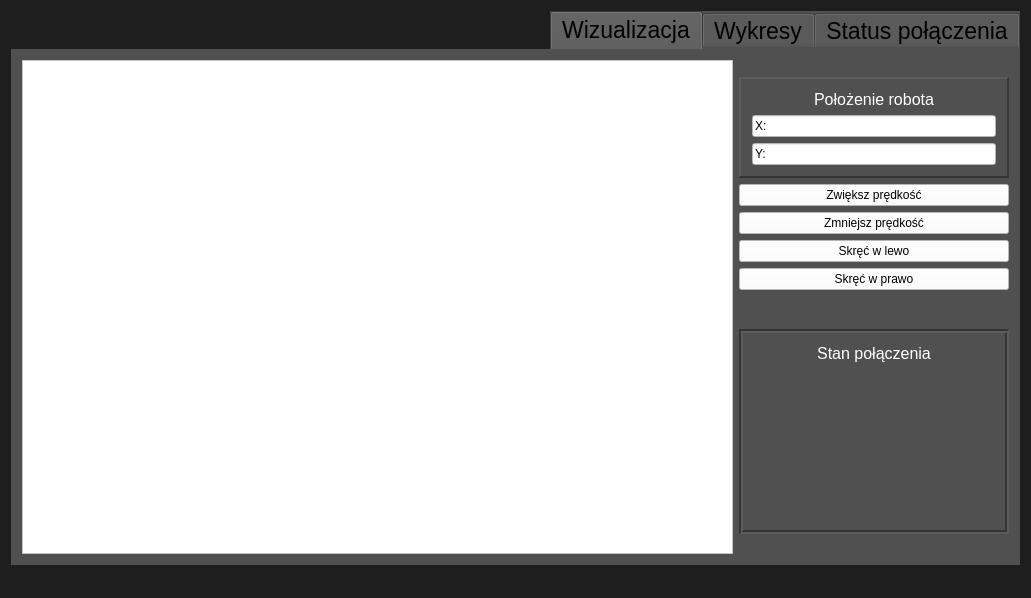
Above: mainwindow.ui from GregC199/KWPM_BT before the change. Below: the same form after it.
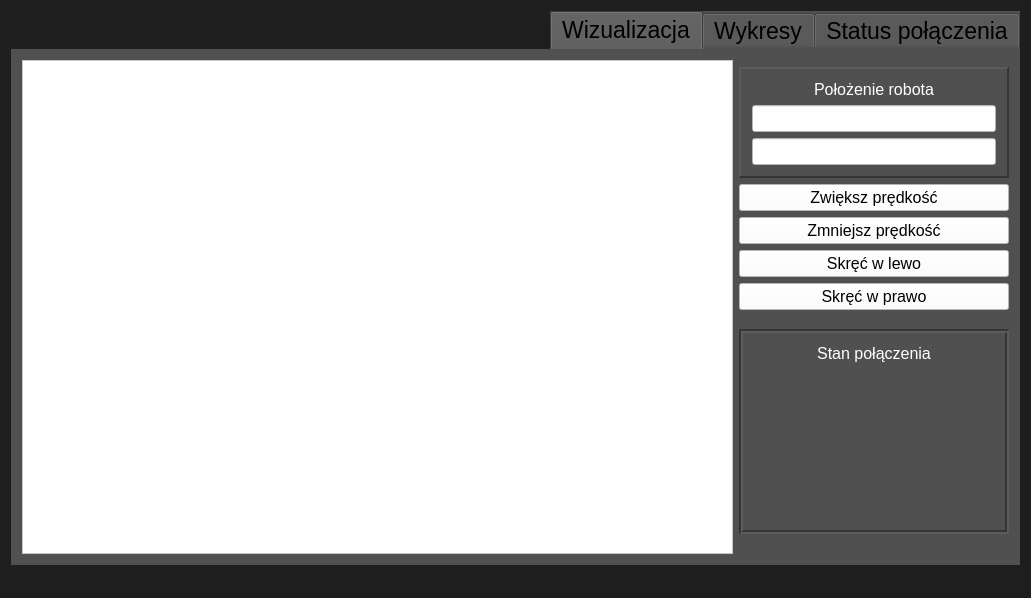
That is the form after the change. The open tabs and pages were chosen to show the change. Custom widgets are drawn as their Qt base class.

The edit to the form file:
```diff
--- a/mainwindow.ui
+++ b/mainwindow.ui
@@ -1913,11 +1913,16 @@
                  <verstretch>0</verstretch>
                 </sizepolicy>
                </property>
+               <property name="font">
+                <font>
+                 <pointsize>12</pointsize>
+                </font>
+               </property>
                <property name="styleSheet">
                 <string notr="true">background-color: rgb(255, 255, 255);</string>
                </property>
                <property name="text">
-                <string>X:</string>
+                <string/>
                </property>
                <property name="readOnly">
                 <bool>true</bool>
@@ -1932,11 +1937,16 @@
                  <verstretch>0</verstretch>
                 </sizepolicy>
                </property>
+               <property name="font">
+                <font>
+                 <pointsize>12</pointsize>
+                </font>
+               </property>
                <property name="styleSheet">
                 <string notr="true">background-color: rgb(255, 255, 255);</string>
                </property>
                <property name="text">
-                <string>Y:</string>
+                <string/>
                </property>
                <property name="readOnly">
                 <bool>true</bool>
@@ -1948,6 +1958,11 @@
           </item>
           <item>
            <widget class="QPushButton" name="robotSpeedFwd_pushButton">
+            <property name="font">
+             <font>
+              <pointsize>12</pointsize>
+             </font>
+            </property>
             <property name="styleSheet">
              <string notr="true">background-color: rgb(255, 255, 255);
 color: rgb(0, 0, 0);</string>
@@ -1959,6 +1974,11 @@
           </item>
           <item>
            <widget class="QPushButton" name="robotSpeedBwd_pushButton">
+            <property name="font">
+             <font>
+              <pointsize>12</pointsize>
+             </font>
+            </property>
             <property name="styleSheet">
              <string notr="true">background-color: rgb(255, 255, 255);
 color: rgb(0, 0, 0);</string>
@@ -1970,6 +1990,11 @@
           </item>
           <item>
            <widget class="QPushButton" name="robotTurnLeft_pushButton">
+            <property name="font">
+             <font>
+              <pointsize>12</pointsize>
+             </font>
+            </property>
             <property name="styleSheet">
              <string notr="true">background-color: rgb(255, 255, 255);
 color: rgb(0, 0, 0);</string>
@@ -1981,6 +2006,11 @@
           </item>
           <item>
            <widget class="QPushButton" name="robotTurnRight_pushButton">
+            <property name="font">
+             <font>
+              <pointsize>12</pointsize>
+             </font>
+            </property>
             <property name="styleSheet">
              <string notr="true">color: rgb(0, 0, 0);
 background-color: rgb(255, 255, 255);</string>
```
Left out of the diff: 19 changed lines with no effect on the pictures.
